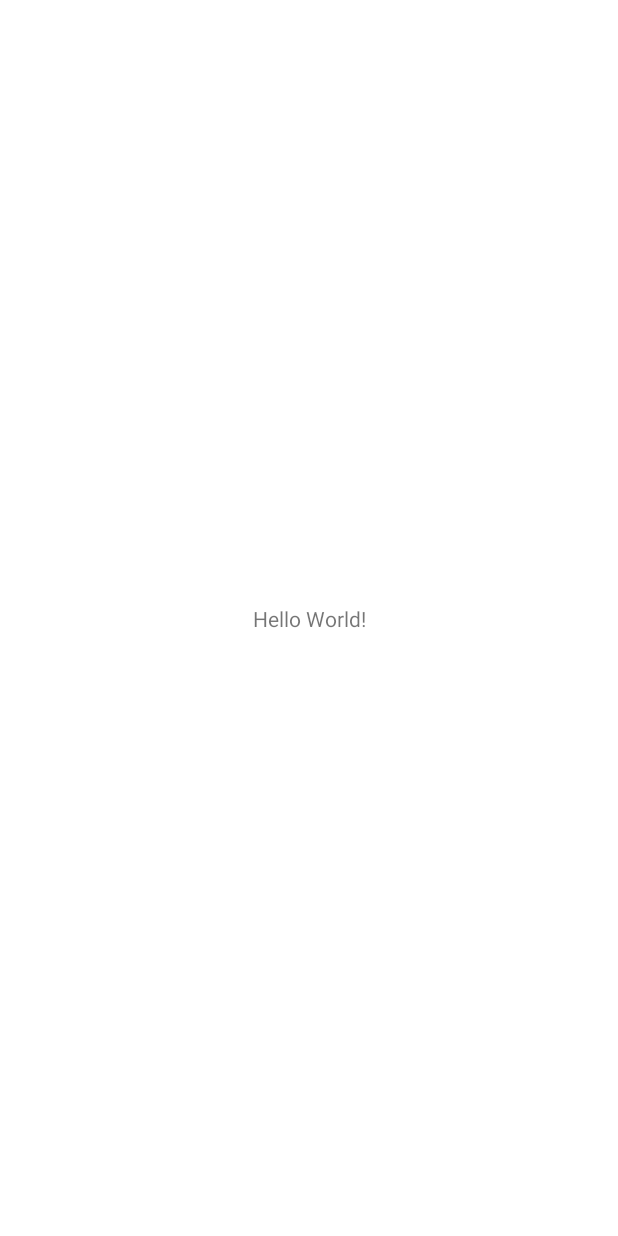
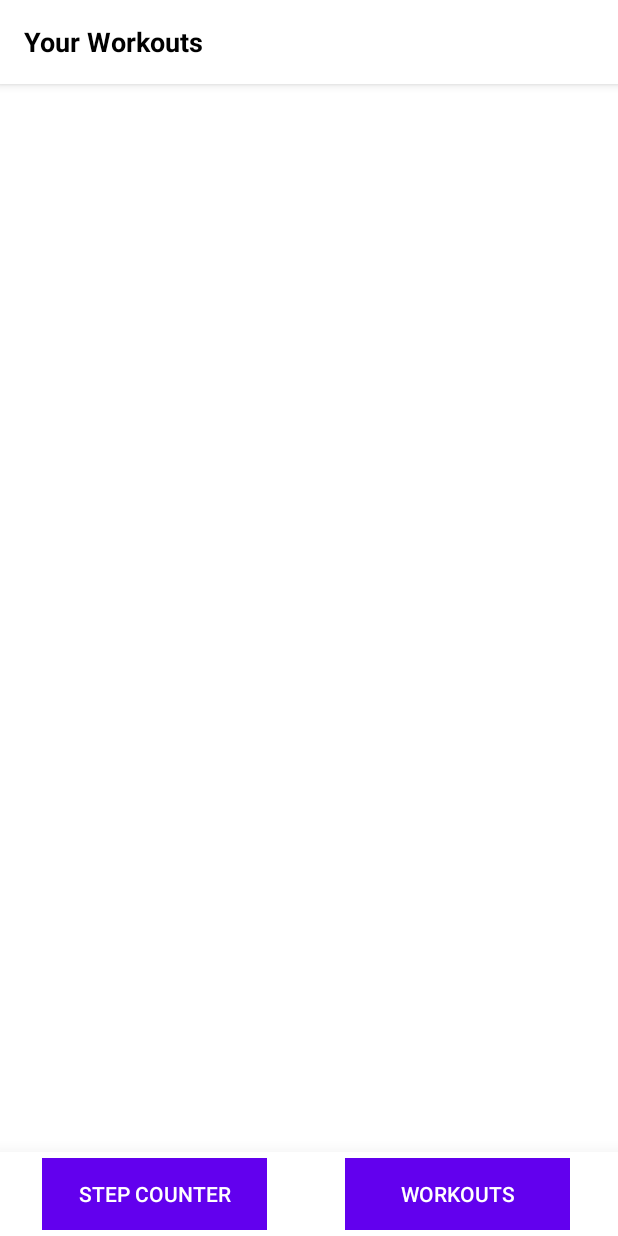
Before and after one commit to MatthewBradon/WorkoutBuilderApp, an Android app: the screen it shows after launch (MainActivity), on a phone screen of 412 x 824 dp. Before the commit the screen is almost empty. Run offline under Robolectric (Android 15) with nearby library versions, the phone set to English and light mode, and no system bars.

Commit message:
Title toolbar and navigation toolbar setup

```diff
--- a/app/src/main/res/layout/activity_main.xml
+++ b/app/src/main/res/layout/activity_main.xml
@@ -1,18 +1,90 @@
 <?xml version="1.0" encoding="utf-8"?>
-<androidx.constraintlayout.widget.ConstraintLayout xmlns:android="http://schemas.android.com/apk/res/android"
+<androidx.constraintlayout.widget.ConstraintLayout
+    xmlns:android="http://schemas.android.com/apk/res/android"
     xmlns:app="http://schemas.android.com/apk/res-auto"
     xmlns:tools="http://schemas.android.com/tools"
     android:layout_width="match_parent"
-    android:layout_height="match_parent"
-    tools:context=".MainActivity">
+    android:layout_height="match_parent">
 
-    <TextView
-        android:layout_width="wrap_content"
-        android:layout_height="wrap_content"
-        android:text="Hello World!"
+    <androidx.appcompat.widget.Toolbar
+        android:id="@+id/toolbar"
+        android:layout_width="match_parent"
+        android:layout_height="?attr/actionBarSize"
+        android:background="@android:color/white"
+        android:elevation="4dp"
+        app:layout_constraintStart_toStartOf="parent"
+        app:layout_constraintEnd_toEndOf="parent"
+        app:layout_constraintTop_toTopOf="parent">
+
+        <TextView
+            android:id="@+id/toolbarTitle"
+            android:layout_width="wrap_content"
+            android:layout_height="wrap_content"
+            android:text="Your Workouts"
+            android:textColor="@android:color/black"
+            android:textSize="18sp"
+            android:textStyle="bold"
+            app:layout_constraintStart_toStartOf="parent"
+            app:layout_constraintEnd_toEndOf="parent"
+            app:layout_constraintTop_toTopOf="parent"
+            app:layout_constraintBottom_toBottomOf="parent"/>
+    </androidx.appcompat.widget.Toolbar>
+
+    <!-- Bottom Toolbar with Buttons -->
+    <androidx.appcompat.widget.Toolbar
+        android:id="@+id/toolbarBottom"
+        android:layout_width="match_parent"
+        android:layout_height="?attr/actionBarSize"
+        android:background="@android:color/white"
+        android:elevation="20dp"
         app:layout_constraintBottom_toBottomOf="parent"
         app:layout_constraintEnd_toEndOf="parent"
+        app:layout_constraintHorizontal_bias="0.0"
         app:layout_constraintStart_toStartOf="parent"
-        app:layout_constraintTop_toTopOf="parent" />
+        app:layout_constraintWidth_default="spread">
+
+
+        <androidx.constraintlayout.widget.ConstraintLayout
+            android:layout_width="match_parent"
+            android:layout_height="match_parent">
+
+            <Button
+                android:id="@+id/btnStepCounter"
+                style="@style/Widget.AppCompat.Button.Borderless"
+                android:layout_width="150dp"
+                android:layout_height="wrap_content"
+                android:layout_marginTop="4dp"
+                android:layout_marginEnd="40dp"
+                android:layout_marginBottom="4dp"
+                android:background="@color/black"
+                android:elevation="0dp"
+                android:text="Step Counter"
+                android:textColor="@android:color/white"
+                app:layout_constraintBottom_toBottomOf="parent"
+                app:layout_constraintEnd_toStartOf="@+id/btnWorkouts"
+                app:layout_constraintStart_toStartOf="parent"
+                app:layout_constraintTop_toTopOf="parent" />
+
+            <Button
+                android:id="@+id/btnWorkouts"
+                style="@style/Widget.AppCompat.Button.Borderless"
+                android:layout_width="150dp"
+                android:layout_height="wrap_content"
+                android:layout_marginTop="4dp"
+                android:layout_marginEnd="32dp"
+                android:layout_marginBottom="4dp"
+                android:background="@color/black"
+                android:elevation="0dp"
+                android:text="Workouts"
+                android:textColor="@android:color/white"
+                app:layout_constraintBottom_toBottomOf="parent"
+                app:layout_constraintEnd_toEndOf="parent"
+                app:layout_constraintTop_toTopOf="parent" />
+
+            <!-- Button: Workouts -->
+
+        </androidx.constraintlayout.widget.ConstraintLayout>
+
+    </androidx.appcompat.widget.Toolbar>
 
 </androidx.constraintlayout.widget.ConstraintLayout>
```
